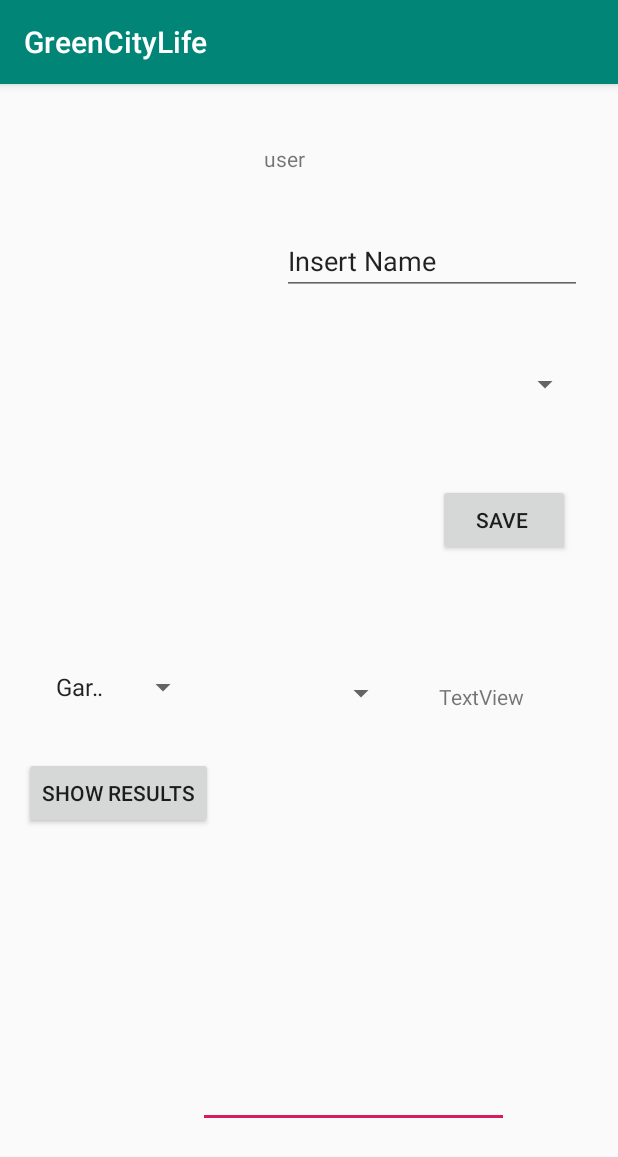
After one commit to chriiz1/GreenCityLife, an Android app: the DbExamples screen opened directly, with no data from a screen before it, on a phone screen of 412 x 824 dp. The commit adds this screen. Shown: the top 1157 px of the screen. Run offline under Robolectric (Android 15) with nearby library versions, the phone set to English and light mode, and no system bars; our stand-ins replace Firebase (no records; nobody signed in at launch, a user with empty details on screens opened directly).

Commit message:
Add approaches for Authentication, Examples of Database UI-Interaction

```diff
--- a/app/src/main/AndroidManifest.xml
+++ b/app/src/main/AndroidManifest.xml
@@ -9,6 +9,9 @@
         android:roundIcon="@mipmap/ic_launcher_round"
         android:supportsRtl="true"
         android:theme="@style/AppTheme">
+        <activity android:name=".DbExamples"></activity>
+        <activity android:name=".Registration2" />
+        <activity android:name=".registration" />
         <activity android:name=".MainActivity">
             <intent-filter>
                 <action android:name="android.intent.action.MAIN" />
--- /dev/null
+++ b/app/src/main/java/com/example/greencitylife/DbExamples.kt
@@ -0,0 +1,83 @@
+package com.example.greencitylife
+
+import android.os.Bundle
+import android.view.View
+import android.widget.AdapterView
+import android.widget.ArrayAdapter
+import androidx.appcompat.app.AppCompatActivity
+import com.google.firebase.auth.FirebaseAuth
+import com.google.firebase.firestore.CollectionReference
+import kotlinx.android.synthetic.main.activity_db_examples.*
+
+
+class DbExamples : AppCompatActivity() {
+
+    private var mAuth: FirebaseAuth? = null
+
+
+    override fun onCreate(savedInstanceState: Bundle?) {
+
+        var members = Garden::class.java.declaredFields
+        super.onCreate(savedInstanceState)
+        setContentView(R.layout.activity_db_examples)
+
+        mAuth = FirebaseAuth.getInstance()
+        val currentUser = mAuth!!.currentUser
+        txtUser.text = currentUser!!.uid
+        val items = mutableListOf<String>()
+        val adapter = ArrayAdapter(this, android.R.layout.simple_spinner_item, items)
+        adapter.setDropDownViewResource(android.R.layout.simple_spinner_dropdown_item)
+        spinner.adapter = adapter
+
+        gardenRef.get().addOnSuccessListener { result ->
+            for (document in result) {
+                val subject = document.getString("name")!!
+                items.add(subject)
+            }
+            adapter.notifyDataSetChanged()
+        }
+
+        val adapter2 = ArrayAdapter(this, android.R.layout.simple_spinner_item, listOf("Gardens", "Users"))
+        adapter2.setDropDownViewResource(android.R.layout.simple_spinner_dropdown_item)
+        spCollections.adapter = adapter2
+
+        spCollections?.onItemSelectedListener = object : AdapterView.OnItemSelectedListener{
+            override fun onNothingSelected(parent: AdapterView<*>?) {
+
+            }
+
+            override fun onItemSelected(parent: AdapterView<*>?, view: View?, position: Int, id: Long) {
+                var item = spCollections.selectedItem.toString()
+
+//                val fields = when(item){
+//                    "Gardens" -> Garden::class.java.kotlin.members
+//                    else -> User::class.java.kotlin.members
+//                }
+//                print("foo")
+            }
+        }
+    }
+
+
+    fun saveUser(view: View) {
+        var user = User(UID = txtUser.text.toString(), name = txtName.text.toString(), gardenId = spinner.selectedItem.toString())
+        userRef.document(user.UID).set(user)
+    }
+
+    fun displayContents(view: View){
+        val item = spCollections.selectedItem.toString()
+        var ref = when(item){
+            "Gardens" -> gardenRef
+            "Users" -> userRef
+            else -> gardenRef
+        }
+
+        ref.get().addOnSuccessListener { result ->
+            var text = ""
+            for (document in result) {
+                text += document.getString("name") + '\n'
+            }
+                txtMulti.setText(text)
+        }
+    }
+}
--- /dev/null
+++ b/app/src/main/res/layout/activity_db_examples.xml
@@ -0,0 +1,127 @@
+<?xml version="1.0" encoding="utf-8"?>
+<androidx.constraintlayout.widget.ConstraintLayout xmlns:android="http://schemas.android.com/apk/res/android"
+    xmlns:app="http://schemas.android.com/apk/res-auto"
+    xmlns:tools="http://schemas.android.com/tools"
+    android:layout_width="match_parent"
+    android:layout_height="match_parent"
+    tools:context=".DbExamples">
+
+    <Spinner
+        android:id="@+id/spCollections"
+        android:layout_width="103dp"
+        android:layout_height="29dp"
+        android:layout_marginStart="32dp"
+        android:layout_marginLeft="32dp"
+        android:layout_marginEnd="25dp"
+        android:layout_marginRight="25dp"
+        android:layout_marginBottom="32dp"
+        app:layout_constraintBottom_toTopOf="@+id/button3"
+        app:layout_constraintEnd_toStartOf="@+id/spAttributes"
+        app:layout_constraintHorizontal_bias="0.187"
+        app:layout_constraintStart_toStartOf="parent" />
+
+    <Spinner
+        android:id="@+id/spAttributes"
+        android:layout_width="120dp"
+        android:layout_height="28dp"
+        android:layout_marginTop="108dp"
+        android:layout_marginEnd="28dp"
+        android:layout_marginRight="28dp"
+        android:layout_marginBottom="96dp"
+        app:layout_constraintBottom_toTopOf="@+id/txtMulti"
+        app:layout_constraintEnd_toStartOf="@+id/textView4"
+        app:layout_constraintTop_toBottomOf="@+id/spinner"
+        app:layout_constraintVertical_bias="1.0" />
+
+    <EditText
+        android:id="@+id/txtMulti"
+        android:layout_width="207dp"
+        android:layout_height="180dp"
+        android:layout_marginStart="132dp"
+        android:layout_marginLeft="132dp"
+        android:layout_marginBottom="72dp"
+        android:ems="10"
+        android:gravity="start|top"
+        android:inputType="textMultiLine"
+        app:layout_constraintBottom_toBottomOf="parent"
+        app:layout_constraintStart_toStartOf="parent" />
+
+    <Button
+        android:id="@+id/button3"
+        android:layout_width="wrap_content"
+        android:layout_height="wrap_content"
+        android:layout_marginStart="16dp"
+        android:layout_marginLeft="16dp"
+        android:layout_marginBottom="19dp"
+        android:onClick="displayContents"
+        android:text="show results"
+        app:layout_constraintBottom_toTopOf="@+id/txtMulti"
+        app:layout_constraintStart_toStartOf="parent" />
+
+    <Button
+        android:id="@+id/button4"
+        android:layout_width="wrap_content"
+        android:layout_height="wrap_content"
+        android:layout_marginStart="264dp"
+        android:layout_marginLeft="264dp"
+        android:layout_marginTop="248dp"
+        android:layout_marginEnd="32dp"
+        android:layout_marginRight="32dp"
+        android:layout_marginBottom="66dp"
+        android:onClick="saveUser"
+        android:text="save "
+        app:layout_constraintBottom_toTopOf="@+id/textView4"
+        app:layout_constraintEnd_toEndOf="parent"
+        app:layout_constraintHorizontal_bias="1.0"
+        app:layout_constraintStart_toStartOf="parent"
+        app:layout_constraintTop_toTopOf="parent" />
+
+    <Spinner
+        android:id="@+id/spinner"
+        android:layout_width="195dp"
+        android:layout_height="34dp"
+        android:layout_marginStart="192dp"
+        android:layout_marginLeft="192dp"
+        android:layout_marginTop="150dp"
+        android:layout_marginBottom="32dp"
+        app:layout_constraintBottom_toTopOf="@+id/spCollections"
+        app:layout_constraintStart_toStartOf="parent"
+        app:layout_constraintTop_toTopOf="parent"
+        app:layout_constraintVertical_bias="0.194" />
+
+    <TextView
+        android:id="@+id/textView4"
+        android:layout_width="87dp"
+        android:layout_height="23dp"
+        android:layout_marginEnd="32dp"
+        android:layout_marginRight="32dp"
+        android:layout_marginBottom="94dp"
+        android:text="TextView"
+        app:layout_constraintBottom_toTopOf="@+id/txtMulti"
+        app:layout_constraintEnd_toEndOf="parent" />
+
+    <TextView
+        android:id="@+id/txtUser"
+        android:layout_width="213dp"
+        android:layout_height="0dp"
+        android:layout_marginStart="176dp"
+        android:layout_marginLeft="176dp"
+        android:layout_marginTop="40dp"
+        android:text="TextView"
+        app:layout_constraintStart_toStartOf="parent"
+        app:layout_constraintTop_toTopOf="parent" />
+
+    <EditText
+        android:id="@+id/txtName"
+        android:layout_width="200dp"
+        android:layout_height="0dp"
+        android:layout_marginStart="188dp"
+        android:layout_marginLeft="188dp"
+        android:layout_marginTop="36dp"
+        android:ems="10"
+        android:inputType="textPersonName"
+        android:text="Insert Name"
+        app:layout_constraintStart_toStartOf="parent"
+        app:layout_constraintTop_toBottomOf="@+id/txtUser" />
+
+</androidx.constraintlayout.widget.ConstraintLayout>
--- a/app/src/main/res/values/strings.xml
+++ b/app/src/main/res/values/strings.xml
@@ -1,3 +1,5 @@
 <resources>
     <string name="app_name">GreenCityLife</string>
+    <string name="facebook_application_id" translatable="false">3655873797756859</string>
+    <string name="facebook_login_protocol_scheme" translatable="false">fb3655873797756859</string>
 </resources>
--- a/build.gradle
+++ b/build.gradle
@@ -10,7 +10,7 @@ buildscript {
     dependencies {
         classpath 'com.android.tools.build:gradle:3.5.3'
         classpath "org.jetbrains.kotlin:kotlin-gradle-plugin:$kotlin_version"
-        classpath 'com.google.gms:google-services:4.2.0'
+        classpath 'com.google.gms:google-services:4.3.3'
         // NOTE: Do not place your application dependencies here; they belong
         // in the individual module build.gradle files
     }
```
Also changed, not shown: app/build.gradle (+12 -2 lines), app/src/main/java/com/example/greencitylife/MainActivity.kt (+21 -2 lines), app/src/main/java/com/example/greencitylife/Registration2.kt (added, +166 -0 lines), app/src/main/java/com/example/greencitylife/classes.kt (+19 -10 lines), app/src/main/java/com/example/greencitylife/registration.kt (added, +69 -0 lines), app/src/main/res/layout/activity_main.xml (+39 -0 lines), app/src/main/res/layout/activity_registration.xml (added, +7 -0 lines), app/src/main/res/layout/activity_registration2.xml (added, +140 -0 lines).
